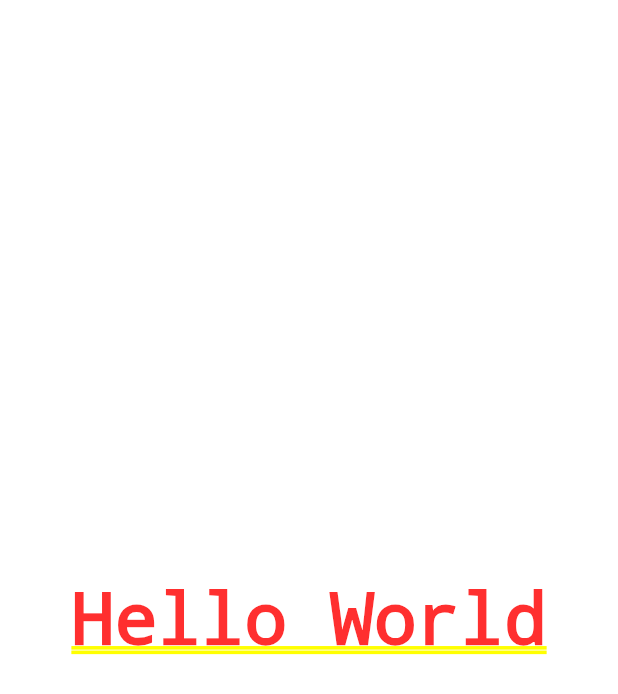
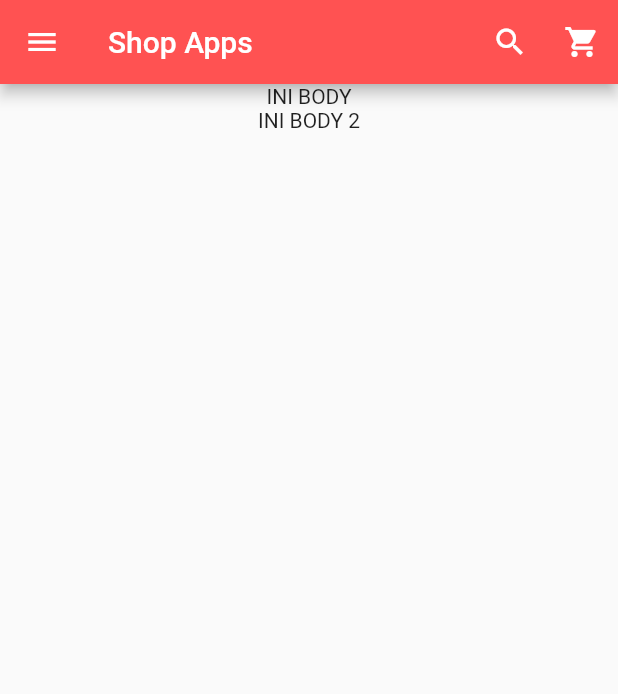
Before and after one commit to zahdsp/shop-app-flutter, a Flutter app: the screen it shows after launch, on a phone screen of 412 x 824 dp. Shown: the top 694 px of the screen. Run offline on Flutter 3.47's test engine with Material 2 defaults, Android fonts, the phone set to English and light mode, and no system bars.

```diff
--- a/lib/main.dart
+++ b/lib/main.dart
@@ -1,9 +1,52 @@
 import 'package:flutter/material.dart';
 
-void main() {
-  runApp(new MaterialApp(
-    home: new Center(
-      child: new Text('Hello World'),
-    ),
-  ));
+void main() => runApp(HomePage());
+
+class HomePage extends StatefulWidget {
+  @override
+  _HomePageState createState() => _HomePageState();
 }
+
+class _HomePageState extends State<HomePage> {
+  @override
+  Widget build(BuildContext context) {
+    return MaterialApp(
+      debugShowCheckedModeBanner: false,
+      home: Scaffold(
+          appBar: AppBar(
+            backgroundColor: Colors.redAccent,
+            title: Text('Shop Apps'),
+            actions: <Widget>[
+              new IconButton(
+                  icon: Icon(
+                    Icons.search,
+                    color: Colors.white,
+                  ),
+                  onPressed: () {}),
+              new IconButton(
+                  icon: Icon(
+                    Icons.shopping_cart,
+                    color: Colors.white,
+                  ),
+                  onPressed: () {})
+            ],
+          ),
+          drawer: Drawer(
+            child: ListView(
+              children: <Widget>[
+                // drawer header
+                UserAccountsDrawerHeader(
+                  accountName: Text('dihaz sup'),
+                  accountEmail: Text('dihazsup@gmail.com'),
+                )
+              ],
+            ),
+          ),
+          body: Center(
+            child: Column(
+              children: <Widget>[Text('INI BODY'), Text('INI BODY 2')],
+            ),
+          )),
+    );
+  }
+}
```
